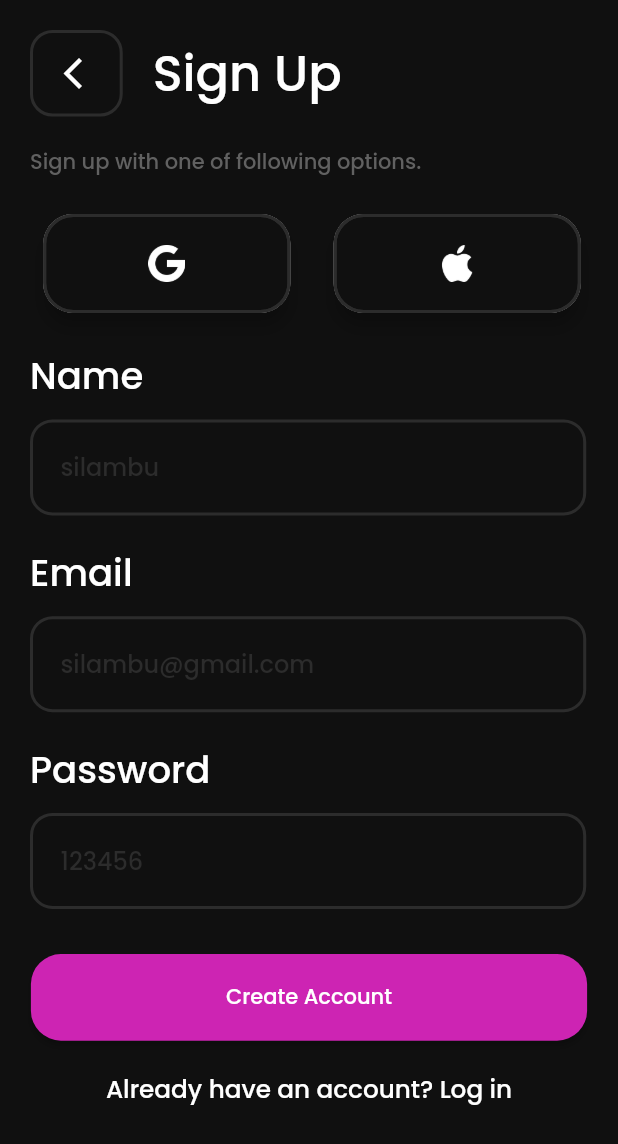
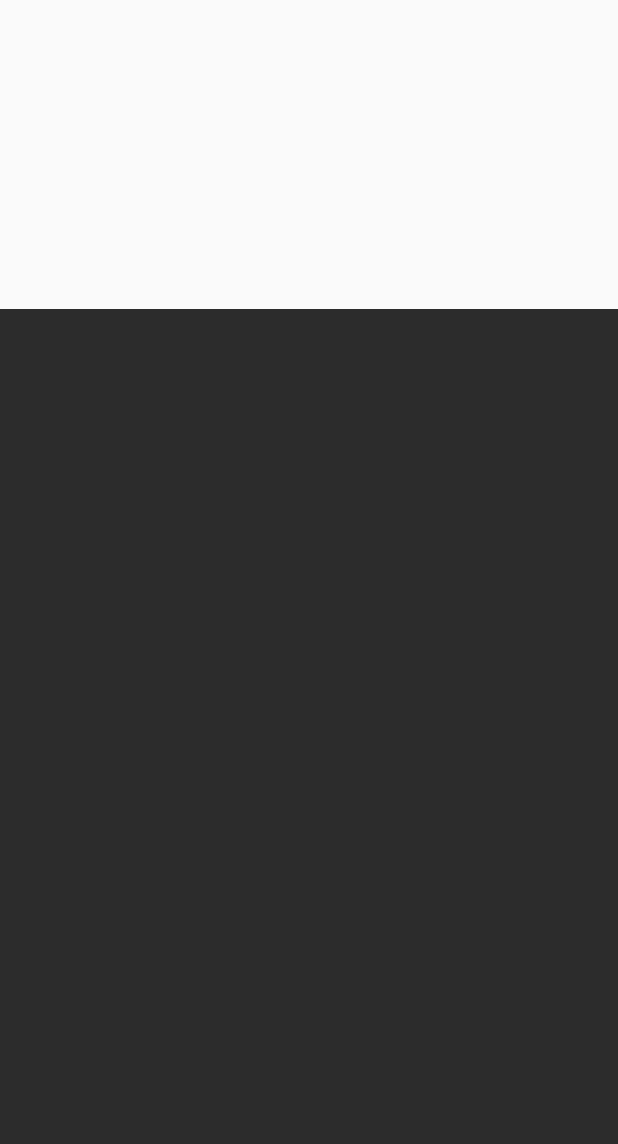
Before and after one commit to Silambu1903/FlutterFireBaseProject, a Flutter app: the screen it shows after launch, on a phone screen of 412 x 824 dp. Shown: the top 1144 px of the screen. Run offline on Flutter 3.47's test engine with Material 2 defaults, Android fonts, the phone set to English and light mode, and no system bars; our stand-ins replace firebase_auth, firebase_core, google_sign_in; accounts and stored records are empty.

```diff
--- a/lib/screens/loginScreen.dart
+++ b/lib/screens/loginScreen.dart
@@ -19,7 +19,8 @@ class _LoginScreenState extends State<LoginScreen> {
   final _auth = FirebaseAuth.instance;
   @override
   Widget build(BuildContext context) {
-    return Scaffold(
+    return SafeArea(
+      child: Scaffold(
         backgroundColor: MyColors.primary,
         body: SafeArea(
           child: ListView(
@@ -39,6 +40,7 @@ class _LoginScreenState extends State<LoginScreen> {
                 ],
               ),
             ],
+          ),
         ),
       ),
     );
--- a/lib/screens/registerScreen.dart
+++ b/lib/screens/registerScreen.dart
@@ -54,7 +54,8 @@ class _RegisterScreenState extends State<RegisterScreen> {
 
   @override
   Widget build(BuildContext context) {
-    return Scaffold(
+    return SafeArea(
+      child: Scaffold(
         backgroundColor: MyColors.primary,
         body: SafeArea(
           child: ListView(
@@ -417,6 +418,7 @@ class _RegisterScreenState extends State<RegisterScreen> {
             ],
           ),
         ),
+      ),
     );
   }
 }
--- /dev/null
+++ b/lib/screens/userDetailsScreen.dart
@@ -0,0 +1,33 @@
+import 'package:flutter/material.dart';
+import 'package:flutterfirebaseapp/colors/colors.dart';
+
+class UserDetails extends StatefulWidget {
+  static String id = "/userDetails";
+
+  @override
+  _UserDetailsState createState() => _UserDetailsState();
+}
+
+class _UserDetailsState extends State<UserDetails> {
+  @override
+  Widget build(BuildContext context) {
+    return SafeArea(
+      child: Scaffold(
+
+        body: Stack(
+          children: [
+            Positioned(
+              top: MediaQuery.of(context).size.height*0.25,
+              bottom: 0,
+              left: 0,
+              right: 0,
+              child: Container(
+                color: MyColors.accent,
+              ),
+            ),
+          ],
+        ),
+      ),
+    );
+  }
+}
--- a/lib/theme/myTheme.dart
+++ b/lib/theme/myTheme.dart
@@ -3,6 +3,7 @@ import 'package:flutterfirebaseapp/colors/colors.dart';
 import 'package:flutterfirebaseapp/screens/dashboardScreen.dart';
 import 'package:flutterfirebaseapp/screens/registerScreen.dart';
 import 'package:flutterfirebaseapp/screens/loginScreen.dart';
+import 'package:flutterfirebaseapp/screens/userDetailsScreen.dart';
 
 class MyAppTheme extends StatelessWidget {
   @override
@@ -14,11 +15,12 @@ class MyAppTheme extends StatelessWidget {
           fontFamily: "Poppins",
         ),
         debugShowCheckedModeBanner: false,
-        initialRoute: RegisterScreen.id,
+        initialRoute: UserDetails.id,
         routes: <String, WidgetBuilder>{
           RegisterScreen.id: (BuildContext context) => new RegisterScreen(),
           LoginScreen.id: (BuildContext context) => new LoginScreen(),
           Dashboard.id: (BuildContext context) => new Dashboard(),
+          UserDetails.id: (BuildContext context) => new UserDetails(),
         });
   }
 }
--- a/pubspec.yaml
+++ b/pubspec.yaml
@@ -38,6 +38,7 @@ dependencies:
 
 
 
+
 dev_dependencies:
   flutter_test:
     sdk: flutter
```
Also changed, not shown: lib/customDesign/bottomBar.dart (+53 -2 lines), lib/screens/dashboardScreen.dart (+50 -3 lines), lib/screens/SearchScreen.dart (added), pubspec.lock. Lines whose indentation alone changed are shown as unchanged.
